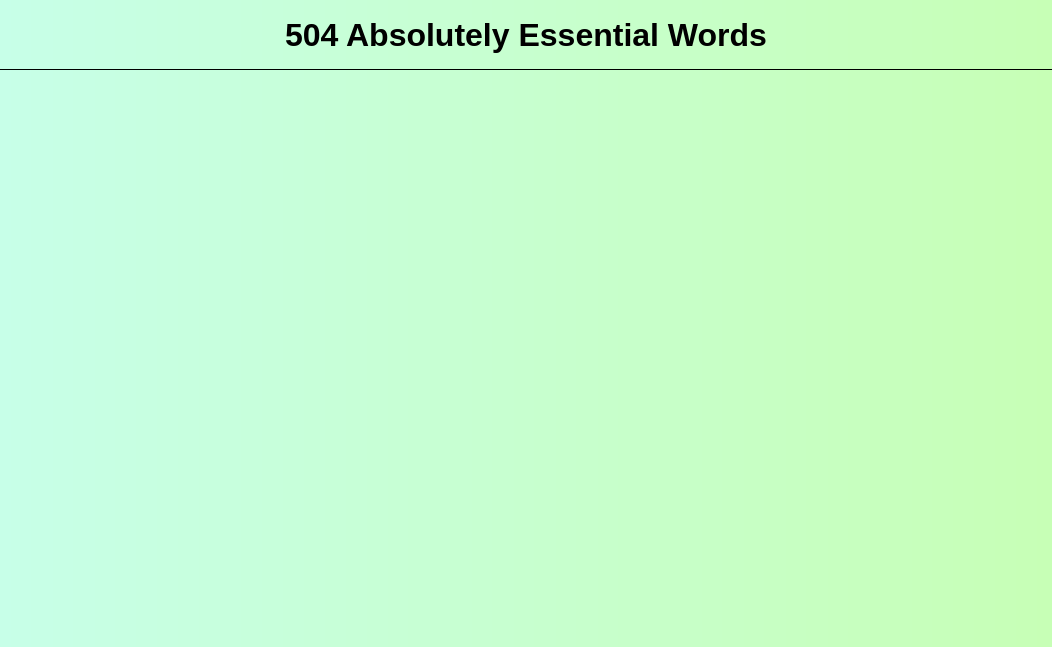
First picture: the form in secondpage.ui, repository matin0303/504-absolutely-essential-words, before the edit.
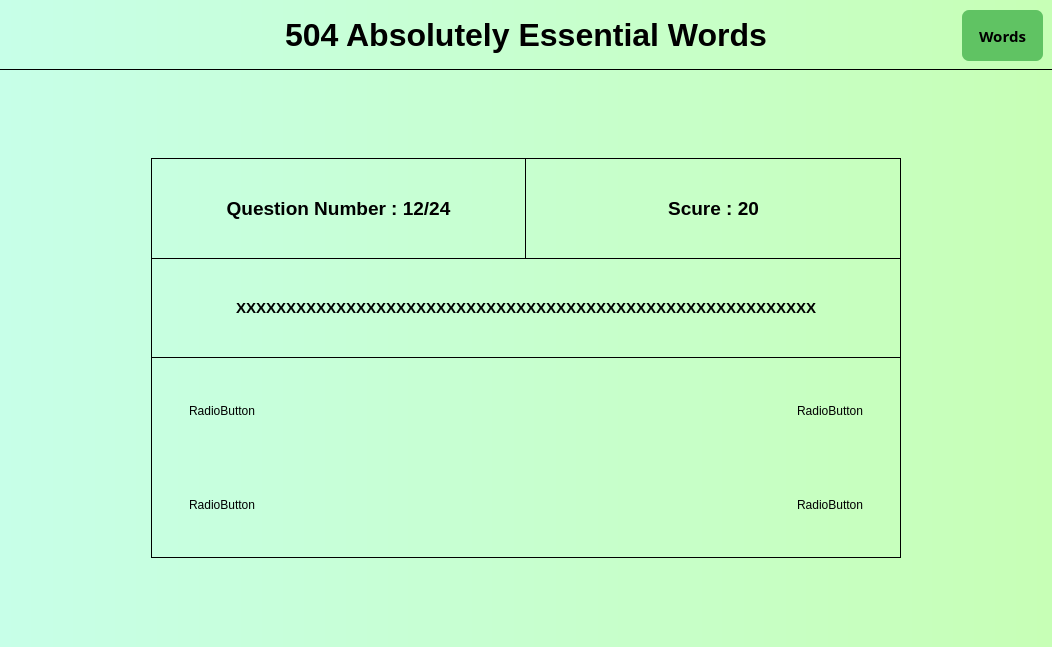
Second picture: the form after the edit. The open tabs and pages were chosen to show the change. Icons and pictures are not drawn.

```diff
--- a/secondpage.ui
+++ b/secondpage.ui
@@ -16,10 +16,7 @@
   <property name="styleSheet">
    <string notr="true">background-color: qlineargradient(spread:pad, x1:0, y1:0, x2:0.995305, y2:0, stop:0 rgba(199, 255, 232, 255), stop:1 rgba(199, 255, 182, 255));</string>
   </property>
-  <layout class="QVBoxLayout" name="verticalLayout">
-   <property name="spacing">
-    <number>0</number>
-   </property>
+  <layout class="QGridLayout" name="gridLayout_2">
    <property name="leftMargin">
     <number>0</number>
    </property>
@@ -32,7 +29,7 @@
    <property name="bottomMargin">
     <number>0</number>
    </property>
-   <item>
+   <item row="0" column="0">
     <widget class="QStackedWidget" name="stackedWidget">
      <property name="currentIndex">
       <number>1</number>
@@ -188,6 +185,35 @@
               <height>16777215</height>
              </size>
             </property>
+            <widget class="QPushButton" name="words_btn">
+             <property name="geometry">
+              <rect>
+               <x>10</x>
+               <y>10</y>
+               <width>81</width>
+               <height>51</height>
+              </rect>
+             </property>
+             <property name="font">
+              <font>
+               <family>Segoe UI Black</family>
+               <pointsize>11</pointsize>
+               <bold>true</bold>
+              </font>
+             </property>
+             <property name="cursor">
+              <cursorShape>PointingHandCursor</cursorShape>
+             </property>
+             <property name="styleSheet">
+              <string notr="true">background-color: rgb(96, 195, 99);
+color:black;
+border:none;
+border-radius:7px;</string>
+             </property>
+             <property name="text">
+              <string>Words</string>
+             </property>
+            </widget>
            </widget>
           </item>
          </layout>
@@ -226,6 +252,271 @@
               <height>400</height>
              </size>
             </property>
+            <property name="styleSheet">
+             <string notr="true">border:1px solid black;</string>
+            </property>
+            <layout class="QVBoxLayout" name="verticalLayout_12">
+             <property name="spacing">
+              <number>0</number>
+             </property>
+             <property name="leftMargin">
+              <number>0</number>
+             </property>
+             <property name="topMargin">
+              <number>0</number>
+             </property>
+             <property name="rightMargin">
+              <number>0</number>
+             </property>
+             <property name="bottomMargin">
+              <number>0</number>
+             </property>
+             <item>
+              <widget class="QWidget" name="widget_17" native="true">
+               <property name="minimumSize">
+                <size>
+                 <width>0</width>
+                 <height>200</height>
+                </size>
+               </property>
+               <property name="maximumSize">
+                <size>
+                 <width>16777215</width>
+                 <height>200</height>
+                </size>
+               </property>
+               <layout class="QVBoxLayout" name="verticalLayout_13">
+                <property name="spacing">
+                 <number>0</number>
+                </property>
+                <property name="leftMargin">
+                 <number>0</number>
+                </property>
+                <property name="topMargin">
+                 <number>0</number>
+                </property>
+                <property name="rightMargin">
+                 <number>0</number>
+                </property>
+                <property name="bottomMargin">
+                 <number>0</number>
+                </property>
+                <item>
+                 <widget class="QWidget" name="widget_24" native="true">
+                  <property name="styleSheet">
+                   <string notr="true">border:none;</string>
+                  </property>
+                  <layout class="QHBoxLayout" name="horizontalLayout_7">
+                   <property name="spacing">
+                    <number>0</number>
+                   </property>
+                   <property name="leftMargin">
+                    <number>0</number>
+                   </property>
+                   <property name="topMargin">
+                    <number>0</number>
+                   </property>
+                   <property name="rightMargin">
+                    <number>0</number>
+                   </property>
+                   <property name="bottomMargin">
+                    <number>0</number>
+                   </property>
+                   <item>
+                    <widget class="QWidget" name="widget_25" native="true">
+                     <property name="styleSheet">
+                      <string notr="true">border-right:1px solid black;</string>
+                     </property>
+                     <layout class="QVBoxLayout" name="verticalLayout_17">
+                      <item>
+                       <widget class="QLabel" name="label_4">
+                        <property name="font">
+                         <font>
+                          <family>Tahoma</family>
+                          <pointsize>14</pointsize>
+                          <bold>true</bold>
+                         </font>
+                        </property>
+                        <property name="styleSheet">
+                         <string notr="true">color: rgb(0, 0, 0);
+border:none;</string>
+                        </property>
+                        <property name="text">
+                         <string>Question Number : 12/24</string>
+                        </property>
+                        <property name="alignment">
+                         <set>Qt::AlignCenter</set>
+                        </property>
+                       </widget>
+                      </item>
+                     </layout>
+                    </widget>
+                   </item>
+                   <item>
+                    <widget class="QWidget" name="widget_26" native="true">
+                     <property name="styleSheet">
+                      <string notr="true">border:none;</string>
+                     </property>
+                     <layout class="QVBoxLayout" name="verticalLayout_18">
+                      <item>
+                       <widget class="QLabel" name="label_5">
+                        <property name="font">
+                         <font>
+                          <family>Tahoma</family>
+                          <pointsize>14</pointsize>
+                          <bold>true</bold>
+                         </font>
+                        </property>
+                        <property name="styleSheet">
+                         <string notr="true">color: rgb(0, 0, 0);
+border:none;</string>
+                        </property>
+                        <property name="text">
+                         <string>Scure : 20</string>
+                        </property>
+                        <property name="alignment">
+                         <set>Qt::AlignCenter</set>
+                        </property>
+                       </widget>
+                      </item>
+                     </layout>
+                    </widget>
+                   </item>
+                  </layout>
+                 </widget>
+                </item>
+                <item>
+                 <widget class="QWidget" name="widget_23" native="true">
+                  <layout class="QVBoxLayout" name="verticalLayout_19">
+                   <item>
+                    <widget class="QLabel" name="qs_label">
+                     <property name="font">
+                      <font>
+                       <family>Tahoma</family>
+                       <pointsize>11</pointsize>
+                       <bold>true</bold>
+                      </font>
+                     </property>
+                     <property name="styleSheet">
+                      <string notr="true">color: rgb(0, 0, 0);
+border:none;</string>
+                     </property>
+                     <property name="text">
+                      <string>XXXXXXXXXXXXXXXXXXXXXXXXXXXXXXXXXXXXXXXXXXXXXXXXXXXXXXXXXX</string>
+                     </property>
+                     <property name="alignment">
+                      <set>Qt::AlignCenter</set>
+                     </property>
+                    </widget>
+                   </item>
+                  </layout>
+                 </widget>
+                </item>
+               </layout>
+              </widget>
+             </item>
+             <item>
+              <widget class="QWidget" name="widget_18" native="true">
+               <property name="styleSheet">
+                <string notr="true">border:none;</string>
+               </property>
+               <layout class="QGridLayout" name="gridLayout_3">
+                <item row="0" column="0">
+                 <widget class="QWidget" name="widget_19" native="true">
+                  <layout class="QVBoxLayout" name="verticalLayout">
+                   <item>
+                    <widget class="QRadioButton" name="radioButton">
+                     <property name="styleSheet">
+                      <string notr="true">color: rgb(0, 0, 0);
+border:none;</string>
+                     </property>
+                     <property name="text">
+                      <string>RadioButton</string>
+                     </property>
+                     <property name="checkable">
+                      <bool>false</bool>
+                     </property>
+                    </widget>
+                   </item>
+                  </layout>
+                 </widget>
+                </item>
+                <item row="0" column="1">
+                 <widget class="QWidget" name="widget_21" native="true">
+                  <layout class="QVBoxLayout" name="verticalLayout_14">
+                   <item>
+                    <widget class="QRadioButton" name="radioButton_2">
+                     <property name="layoutDirection">
+                      <enum>Qt::RightToLeft</enum>
+                     </property>
+                     <property name="styleSheet">
+                      <string notr="true">color: rgb(0, 0, 0);
+border:none;</string>
+                     </property>
+                     <property name="text">
+                      <string>RadioButton</string>
+                     </property>
+                     <property name="checkable">
+                      <bool>false</bool>
+                     </property>
+                     <property name="checked">
+                      <bool>false</bool>
+                     </property>
+                     <property name="autoExclusive">
+                      <bool>false</bool>
+                     </property>
+                    </widget>
+                   </item>
+                  </layout>
+                 </widget>
+                </item>
+                <item row="1" column="0">
+                 <widget class="QWidget" name="widget_22" native="true">
+                  <layout class="QVBoxLayout" name="verticalLayout_15">
+                   <item>
+                    <widget class="QRadioButton" name="radioButton_3">
+                     <property name="styleSheet">
+                      <string notr="true">color: rgb(0, 0, 0);
+border:none;</string>
+                     </property>
+                     <property name="text">
+                      <string>RadioButton</string>
+                     </property>
+                     <property name="checkable">
+                      <bool>false</bool>
+                     </property>
+                    </widget>
+                   </item>
+                  </layout>
+                 </widget>
+                </item>
+                <item row="1" column="1">
+                 <widget class="QWidget" name="widget_20" native="true">
+                  <layout class="QVBoxLayout" name="verticalLayout_16">
+                   <item>
+                    <widget class="QRadioButton" name="radioButton_4">
+                     <property name="layoutDirection">
+                      <enum>Qt::RightToLeft</enum>
+                     </property>
+                     <property name="styleSheet">
+                      <string notr="true">color: rgb(0, 0, 0);
+border:none;</string>
+                     </property>
+                     <property name="text">
+                      <string>RadioButton</string>
+                     </property>
+                     <property name="checkable">
+                      <bool>false</bool>
+                     </property>
+                    </widget>
+                   </item>
+                  </layout>
+                 </widget>
+                </item>
+               </layout>
+              </widget>
+             </item>
+            </layout>
            </widget>
           </item>
           <item>
```
Left out of the diff: 296 changed lines with no effect on the pictures.
